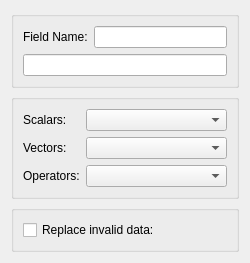
This is src/Mod/Fem/Gui/TaskPostCalculator.ui in southseact-3d/fcd as Qt 5 draws it before an edit. The edited form follows.
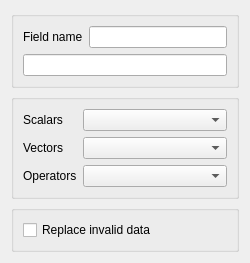
This is the edited form. Custom widgets are drawn as their Qt base class.

```diff
--- a/src/Mod/Fem/Gui/TaskPostCalculator.ui
+++ b/src/Mod/Fem/Gui/TaskPostCalculator.ui
@@ -25,7 +25,7 @@
         <item row="0" column="0">
          <widget class="QLabel" name="lbl_field_name">
           <property name="text">
-           <string>Field Name:</string>
+           <string>Field name</string>
           </property>
          </widget>
         </item>
@@ -59,7 +59,7 @@
         <item row="0" column="0">
          <widget class="QLabel" name="lbl_scalars">
           <property name="text">
-           <string>Scalars:</string>
+           <string>Scalars</string>
           </property>
          </widget>
         </item>
@@ -69,7 +69,7 @@
         <item row="1" column="0">
          <widget class="QLabel" name="lbl_vectors">
           <property name="text">
-           <string>Vectors:</string>
+           <string>Vectors</string>
           </property>
          </widget>
         </item>
@@ -79,7 +79,7 @@
         <item row="2" column="0">
          <widget class="QLabel" name="lbl_operators">
           <property name="text">
-           <string>Operators:</string>
+           <string>Operators</string>
           </property>
          </widget>
         </item>
@@ -99,7 +99,7 @@
         <item row="0" column="0">
          <widget class="QCheckBox" name="ckb_replace_invalid">
           <property name="text">
-           <string>Replace invalid data:</string>
+           <string>Replace invalid data</string>
           </property>
           <property name="toolTip">
            <string>Replacement value for invalid operations</string>
```
